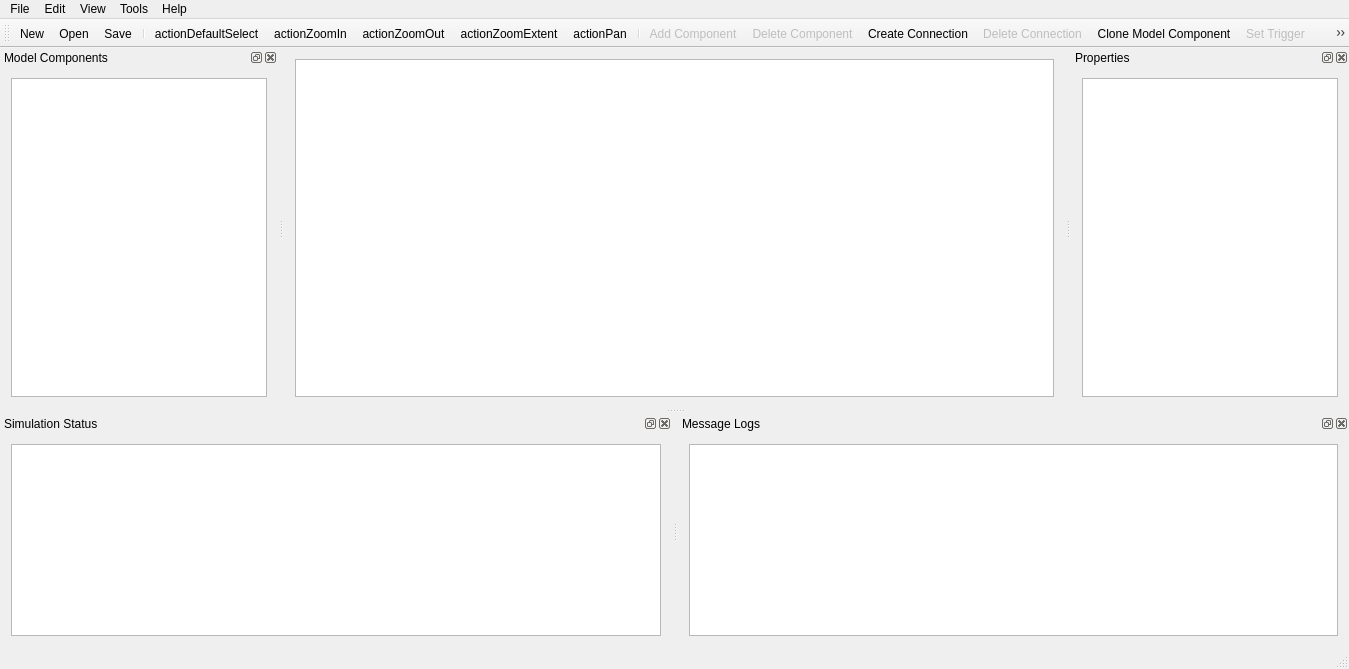
Old version of the form forms/hydrocouplecomposer.ui in the repository HydroCouple/HydroCoupleComposer.
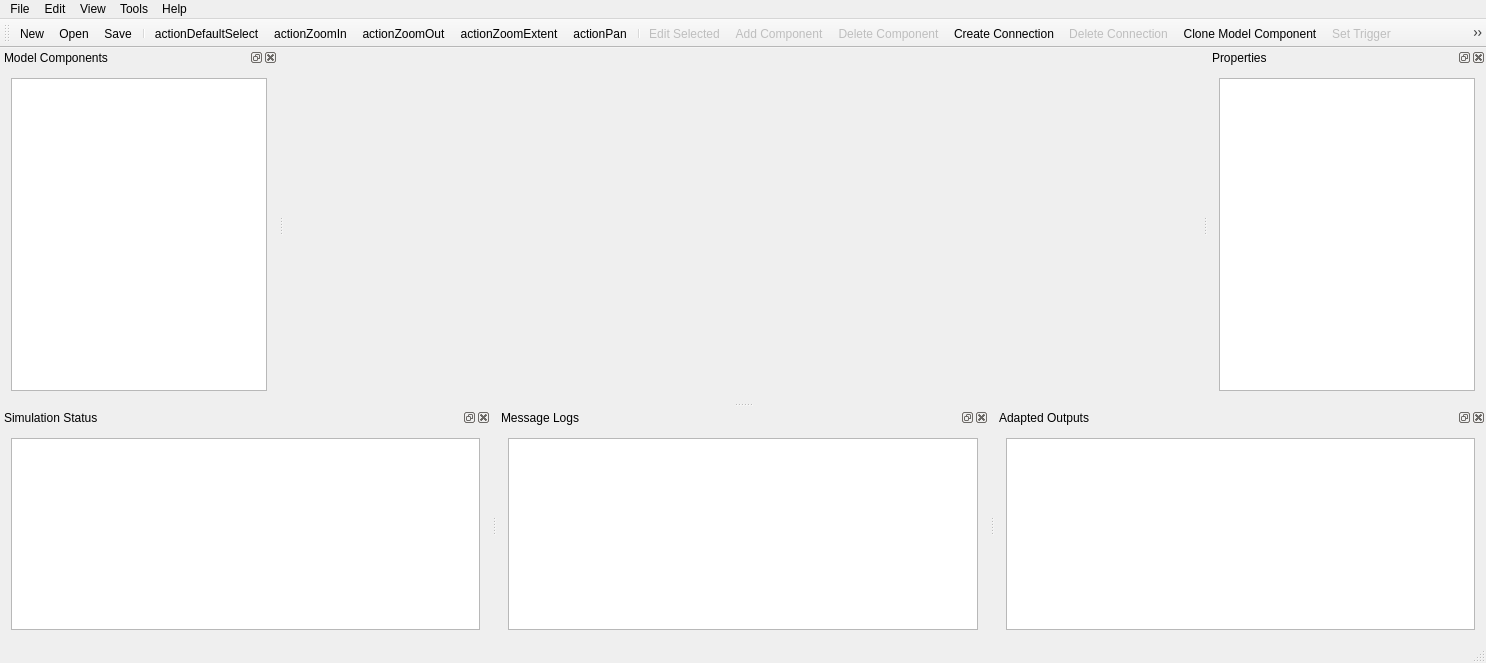
New version of the form. Icons and pictures are not drawn. Custom widgets are drawn as their Qt base class.

The edit to the form file:
```diff
--- a/forms/hydrocouplecomposer.ui
+++ b/forms/hydrocouplecomposer.ui
@@ -6,8 +6,8 @@
    <rect>
     <x>0</x>
     <y>0</y>
-    <width>1349</width>
-    <height>669</height>
+    <width>1486</width>
+    <height>663</height>
    </rect>
   </property>
   <property name="acceptDrops">
@@ -25,7 +25,7 @@
   <widget class="QWidget" name="centralWidget">
    <layout class="QHBoxLayout" name="horizontalLayout_2">
     <item>
-     <widget class="GraphicsView" name="graphicsViewHydroCoupleComposer">
+     <widget class="GraphicsView" name="graphicsViewHydroCoupleComposer" native="true">
       <property name="contextMenuPolicy">
        <enum>Qt::CustomContextMenu</enum>
       </property>
@@ -38,7 +38,7 @@
     <rect>
      <x>0</x>
      <y>0</y>
-     <width>1349</width>
+     <width>1486</width>
      <height>22</height>
     </rect>
    </property>
@@ -128,6 +128,7 @@
    <addaction name="actionZoomExtent"/>
    <addaction name="actionPan"/>
    <addaction name="separator"/>
+   <addaction name="actionEditSelected"/>
    <addaction name="actionAddComponent"/>
    <addaction name="actionDeleteComponent"/>
    <addaction name="actionCreateConnection"/>
@@ -158,6 +159,12 @@
      <verstretch>0</verstretch>
     </sizepolicy>
    </property>
+   <property name="minimumSize">
+    <size>
+     <width>102</width>
+     <height>124</height>
+    </size>
+   </property>
    <property name="toolTip">
     <string>Model Components</string>
    </property>
@@ -206,6 +213,12 @@
      <verstretch>0</verstretch>
     </sizepolicy>
    </property>
+   <property name="minimumSize">
+    <size>
+     <width>102</width>
+     <height>124</height>
+    </size>
+   </property>
    <property name="toolTip">
     <string>Properties</string>
    </property>
@@ -292,6 +305,21 @@
     </layout>
    </widget>
   </widget>
+  <widget class="QDockWidget" name="dockWidgetAdaptedOutputs">
+   <property name="windowTitle">
+    <string>Adapted Outputs</string>
+   </property>
+   <attribute name="dockWidgetArea">
+    <number>8</number>
+   </attribute>
+   <widget class="QWidget" name="dockWidgetContents_2">
+    <layout class="QHBoxLayout" name="horizontalLayout_5">
+     <item>
+      <widget class="QTreeView" name="treeViewAdaptedOutputs"/>
+     </item>
+    </layout>
+   </widget>
+  </widget>
   <action name="actionNew">
    <property name="icon">
     <iconset resource="../resources/hydrocouplecomposer.qrc">
@@ -872,13 +900,60 @@
     <string>Clone Model Component</string>
    </property>
   </action>
+  <action name="actionEditSelected">
+   <property name="enabled">
+    <bool>false</bool>
+   </property>
+   <property name="icon">
+    <iconset resource="../resources/hydrocouplecomposer.qrc">
+     <normaloff>:/HydroCoupleComposer/edit</normaloff>:/HydroCoupleComposer/edit</iconset>
+   </property>
+   <property name="text">
+    <string>Edit Selected</string>
+   </property>
+   <property name="toolTip">
+    <string>Edit Selected Item</string>
+   </property>
+  </action>
+  <action name="actionInitializeComponent">
+   <property name="text">
+    <string>Initialize Component</string>
+   </property>
+   <property name="toolTip">
+    <string>Initialize Component</string>
+   </property>
+  </action>
+  <action name="actionValidateComponent">
+   <property name="icon">
+    <iconset resource="../resources/hydrocouplecomposer.qrc">
+     <normaloff>:/HydroCoupleComposer/validate</normaloff>:/HydroCoupleComposer/validate</iconset>
+   </property>
+   <property name="text">
+    <string>Validate Component</string>
+   </property>
+   <property name="toolTip">
+    <string>Validate Component</string>
+   </property>
+  </action>
+  <action name="actionExport">
+   <property name="icon">
+    <iconset resource="../resources/hydrocouplecomposer.qrc">
+     <normaloff>:/HydroCoupleComposer/exportcomponent</normaloff>:/HydroCoupleComposer/exportcomponent</iconset>
+   </property>
+   <property name="text">
+    <string>Export...</string>
+   </property>
+   <property name="toolTip">
+    <string>Export Selected Component</string>
+   </property>
+  </action>
  </widget>
  <layoutdefault spacing="6" margin="11"/>
  <customwidgets>
   <customwidget>
    <class>GraphicsView</class>
-   <extends>QGraphicsView</extends>
-   <header location="global">graphicsview.h</header>
+   <extends>QWidget</extends>
+   <header>graphicsview.h</header>
   </customwidget>
  </customwidgets>
  <resources>
```
Left out of the diff: 3 changed lines with no effect on the pictures.
